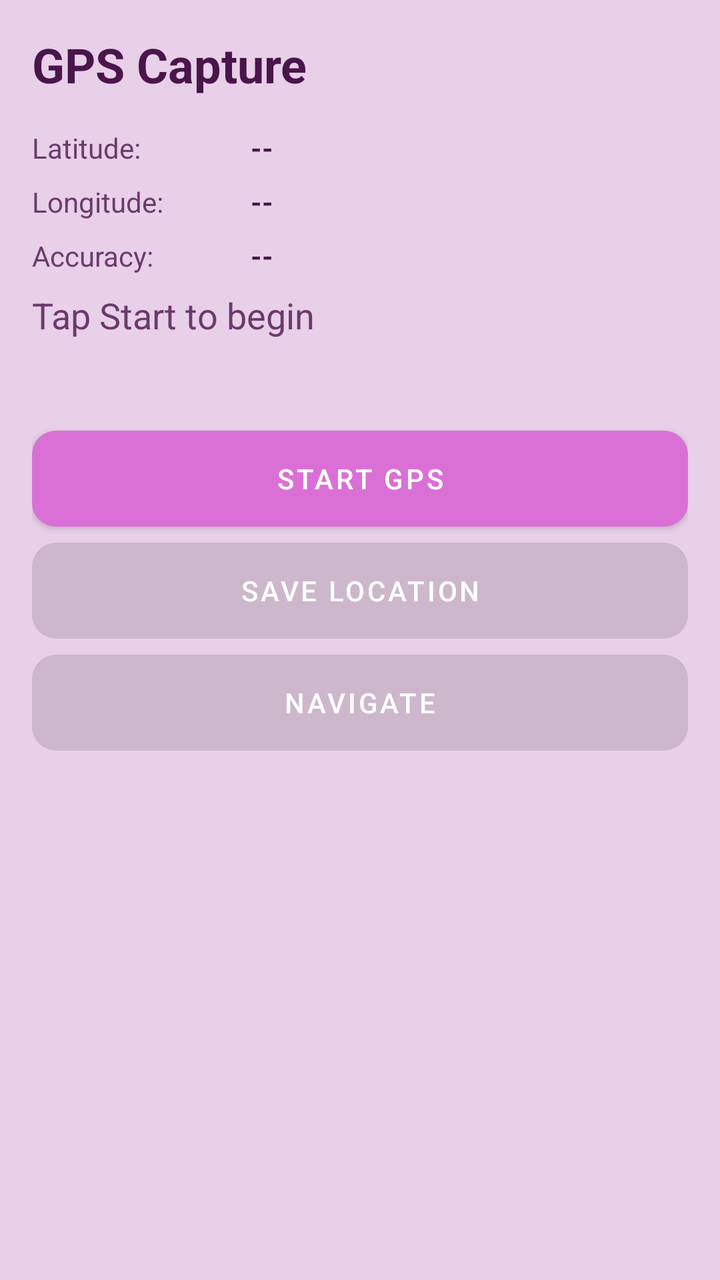
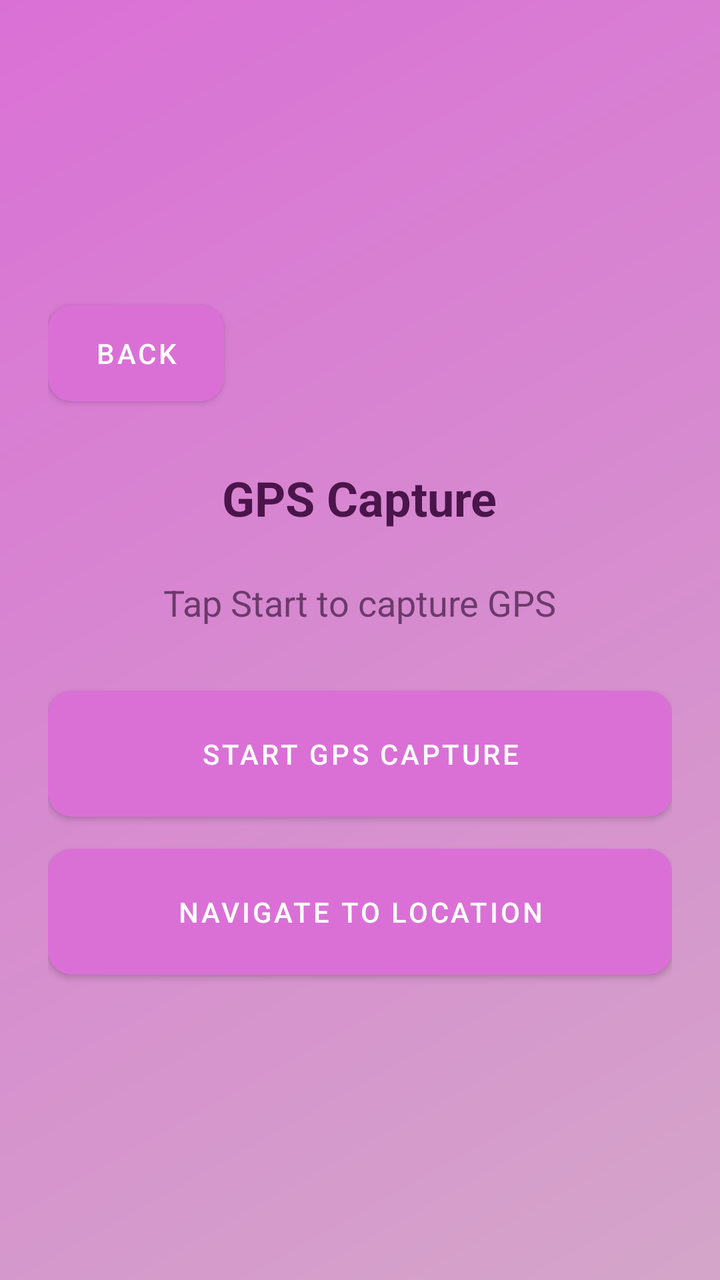

Screens rendered from an Android XML layout before and after an edit, with the pre-edit source and the edit as a unified diff.
<!-- AndroidManifest.xml: application theme Theme.FoloApp -->
<!-- res/layout/activity_gps_capture.xml -->
<?xml version="1.0" encoding="utf-8"?>
<LinearLayout xmlns:android="http://schemas.android.com/apk/res/android"
    android:layout_width="match_parent"
    android:layout_height="match_parent"
    android:orientation="vertical"
    android:padding="16dp"
    android:background="@color/bg_main">

    <TextView
        android:layout_width="wrap_content"
        android:layout_height="wrap_content"
        android:text="GPS Capture"
        android:textSize="24sp"
        android:textStyle="bold"
        android:textColor="@color/text_primary"
        android:layout_marginBottom="16dp"/>

    <LinearLayout
        android:layout_width="match_parent"
        android:layout_height="wrap_content"
        android:orientation="horizontal"
        android:layout_marginBottom="8dp">

        <TextView
            android:layout_width="0dp"
            android:layout_height="wrap_content"
            android:layout_weight="1"
            android:text="Latitude:"
            android:textColor="@color/text_secondary"/>

        <TextView
            android:id="@+id/tvLatitude"
            android:layout_width="0dp"
            android:layout_height="wrap_content"
            android:layout_weight="2"
            android:text="--"
            android:textColor="@color/text_primary"
            android:textStyle="bold"/>
    </LinearLayout>

    <LinearLayout
        android:layout_width="match_parent"
        android:layout_height="wrap_content"
        android:orientation="horizontal"
        android:layout_marginBottom="8dp">

        <TextView
            android:layout_width="0dp"
            android:layout_height="wrap_content"
            android:layout_weight="1"
            android:text="Longitude:"
            android:textColor="@color/text_secondary"/>

        <TextView
            android:id="@+id/tvLongitude"
            android:layout_width="0dp"
            android:layout_height="wrap_content"
            android:layout_weight="2"
            android:text="--"
            android:textColor="@color/text_primary"
            android:textStyle="bold"/>
    </LinearLayout>

    <LinearLayout
        android:layout_width="match_parent"
        android:layout_height="wrap_content"
        android:orientation="horizontal"
        android:layout_marginBottom="8dp">

        <TextView
            android:layout_width="0dp"
            android:layout_height="wrap_content"
            android:layout_weight="1"
            android:text="Accuracy:"
            android:textColor="@color/text_secondary"/>

        <TextView
            android:id="@+id/tvAccuracy"
            android:layout_width="0dp"
            android:layout_height="wrap_content"
            android:layout_weight="2"
            android:text="--"
            android:textColor="@color/text_primary"
            android:textStyle="bold"/>
    </LinearLayout>

    <TextView
        android:id="@+id/tvStatus"
        android:layout_width="wrap_content"
        android:layout_height="wrap_content"
        android:text="Tap Start to begin"
        android:textSize="18sp"
        android:textColor="@color/text_secondary"
        android:layout_marginBottom="8dp"/>

    <TextView
        android:id="@+id/tvCountdown"
        android:layout_width="wrap_content"
        android:layout_height="wrap_content"
        android:text=""
        android:textSize="16sp"
        android:textColor="@color/orchid_primary"
        android:layout_marginBottom="16dp"/>

    <Button
        android:id="@+id/btnStart"
        android:layout_width="match_parent"
        android:layout_height="wrap_content"
        android:text="Start GPS"
        android:background="@drawable/bg_purple_button"
        android:textColor="@color/text_on_button"
        android:layout_marginBottom="8dp"/>

    <Button
        android:id="@+id/btnSave"
        android:layout_width="match_parent"
        android:layout_height="wrap_content"
        android:text="Save Location"
        android:background="@drawable/bg_purple_button"
        android:textColor="@color/text_on_button"
        android:enabled="false"
        android:layout_marginBottom="8dp"/>

    <Button
        android:id="@+id/btnNavigate"
        android:layout_width="match_parent"
        android:layout_height="wrap_content"
        android:text="Navigate"
        android:background="@drawable/bg_purple_button"
        android:textColor="@color/text_on_button"
        android:enabled="false"/>
</LinearLayout>
<!-- resources referenced by this layout -->
<resources>
  <color name="bg_main">#E8D0E8</color>
  <color name="orchid_primary">#DA70D6</color>
  <color name="text_on_button">#FFFFFF</color>
  <color name="text_primary">#4A154B</color>
  <color name="text_secondary">#6B3A6B</color>
  <!-- drawable bg_purple_button (drawable) -->
  <?xml version="1.0" encoding="utf-8"?>
  <shape xmlns:android="http://schemas.android.com/apk/res/android"
      android:shape="rectangle">
      <solid android:color="#8B4C8B" />
      <corners android:radius="12dp" />
  </shape>
  <style name="Theme.FoloApp" parent="Theme.MaterialComponents.DayNight.DarkActionBar">
          <item name="colorPrimary">@color/orchid_primary</item>
          <item name="colorPrimaryVariant">#8B4C8B</item>
          <item name="colorOnPrimary">@color/text_on_button</item>
          <item name="colorSecondary">@color/purple_card</item>
          <item name="android:statusBarColor">@color/orchid_primary</item>
          <item name="android:windowBackground">@color/bg_main</item>
      </style>
  <color name="purple_card">#EAD0EA</color>
</resources>

<!-- the commit's change to res/layout/activity_gps_capture.xml (unified diff, before → after) -->
@@ -3,8 +3,19 @@
     android:layout_width="match_parent"
     android:layout_height="match_parent"
     android:orientation="vertical"
-    android:padding="16dp"
-    android:background="@color/bg_main">
+    android:gravity="center"
+    android:padding="24dp"
+    android:background="@drawable/bg_mauve_gradient">
+
+    <Button
+        android:id="@+id/btnBack"
+        android:layout_width="wrap_content"
+        android:layout_height="wrap_content"
+        android:text="@string/back"
+        android:background="@drawable/bg_purple_button"
+        android:textColor="@color/text_on_button"
+        android:layout_gravity="start"
+        android:layout_marginBottom="32dp"/>
 
     <TextView
         android:layout_width="wrap_content"
@@ -13,120 +24,33 @@
         android:textSize="24sp"
         android:textStyle="bold"
         android:textColor="@color/text_primary"
-        android:layout_marginBottom="16dp"/>
-
-    <LinearLayout
-        android:layout_width="match_parent"
-        android:layout_height="wrap_content"
-        android:orientation="horizontal"
-        android:layout_marginBottom="8dp">
-
-        <TextView
-            android:layout_width="0dp"
-            android:layout_height="wrap_content"
-            android:layout_weight="1"
-            android:text="Latitude:"
-            android:textColor="@color/text_secondary"/>
-
-        <TextView
-            android:id="@+id/tvLatitude"
-            android:layout_width="0dp"
-            android:layout_height="wrap_content"
-            android:layout_weight="2"
-            android:text="--"
-            android:textColor="@color/text_primary"
-            android:textStyle="bold"/>
-    </LinearLayout>
-
-    <LinearLayout
-        android:layout_width="match_parent"
-        android:layout_height="wrap_content"
-        android:orientation="horizontal"
-        android:layout_marginBottom="8dp">
-
-        <TextView
-            android:layout_width="0dp"
-            android:layout_height="wrap_content"
-            android:layout_weight="1"
-            android:text="Longitude:"
-            android:textColor="@color/text_secondary"/>
-
-        <TextView
-            android:id="@+id/tvLongitude"
-            android:layout_width="0dp"
-            android:layout_height="wrap_content"
-            android:layout_weight="2"
-            android:text="--"
-            android:textColor="@color/text_primary"
-            android:textStyle="bold"/>
-    </LinearLayout>
-
-    <LinearLayout
-        android:layout_width="match_parent"
-        android:layout_height="wrap_content"
-        android:orientation="horizontal"
-        android:layout_marginBottom="8dp">
-
-        <TextView
-            android:layout_width="0dp"
-            android:layout_height="wrap_content"
-            android:layout_weight="1"
-            android:text="Accuracy:"
-            android:textColor="@color/text_secondary"/>
-
-        <TextView
-            android:id="@+id/tvAccuracy"
-            android:layout_width="0dp"
-            android:layout_height="wrap_content"
-            android:layout_weight="2"
-            android:text="--"
-            android:textColor="@color/text_primary"
-            android:textStyle="bold"/>
-    </LinearLayout>
+        android:layout_marginBottom="24dp"/>
 
     <TextView
         android:id="@+id/tvStatus"
         android:layout_width="wrap_content"
         android:layout_height="wrap_content"
-        android:text="Tap Start to begin"
+        android:text="Tap Start to capture GPS"
         android:textSize="18sp"
         android:textColor="@color/text_secondary"
-        android:layout_marginBottom="8dp"/>
-
-    <TextView
-        android:id="@+id/tvCountdown"
-        android:layout_width="wrap_content"
-        android:layout_height="wrap_content"
-        android:text=""
-        android:textSize="16sp"
-        android:textColor="@color/orchid_primary"
-        android:layout_marginBottom="16dp"/>
+        android:layout_marginBottom="32dp"/>
 
     <Button
         android:id="@+id/btnStart"
         android:layout_width="match_parent"
         android:layout_height="wrap_content"
-        android:text="Start GPS"
+        android:text="Start GPS Capture"
         android:background="@drawable/bg_purple_button"
         android:textColor="@color/text_on_button"
-        android:layout_marginBottom="8dp"/>
-
-    <Button
-        android:id="@+id/btnSave"
-        android:layout_width="match_parent"
-        android:layout_height="wrap_content"
-        android:text="Save Location"
-        android:background="@drawable/bg_purple_button"
-        android:textColor="@color/text_on_button"
-        android:enabled="false"
-        android:layout_marginBottom="8dp"/>
+        android:padding="16dp"
+        android:layout_marginBottom="16dp"/>
 
     <Button
         android:id="@+id/btnNavigate"
         android:layout_width="match_parent"
         android:layout_height="wrap_content"
-        android:text="Navigate"
+        android:text="Navigate to Location"
         android:background="@drawable/bg_purple_button"
         android:textColor="@color/text_on_button"
-        android:enabled="false"/>
+        android:padding="16dp"/>
 </LinearLayout>
<!-- resource entries referenced after the edit -->
@@ -5,6 +5,15 @@
   <color name="text_on_button">#FFFFFF</color>
   <color name="text_primary">#4A154B</color>
   <color name="text_secondary">#6B3A6B</color>
+  <!-- drawable bg_mauve_gradient (drawable) -->
+  <?xml version="1.0" encoding="utf-8"?>
+  <shape xmlns:android="http://schemas.android.com/apk/res/android"
+      android:shape="rectangle">
+      <gradient
+          android:startColor="#D4A5C9"
+          android:endColor="#DA70D6"
+          android:angle="135" />
+  </shape>
   <!-- drawable bg_purple_button (drawable) -->
   <?xml version="1.0" encoding="utf-8"?>
   <shape xmlns:android="http://schemas.android.com/apk/res/android"
@@ -12,6 +21,7 @@
       <solid android:color="#8B4C8B" />
       <corners android:radius="12dp" />
   </shape>
+  <string name="back">Back</string>
   <style name="Theme.FoloApp" parent="Theme.MaterialComponents.DayNight.DarkActionBar">
           <item name="colorPrimary">@color/orchid_primary</item>
           <item name="colorPrimaryVariant">#8B4C8B</item>
